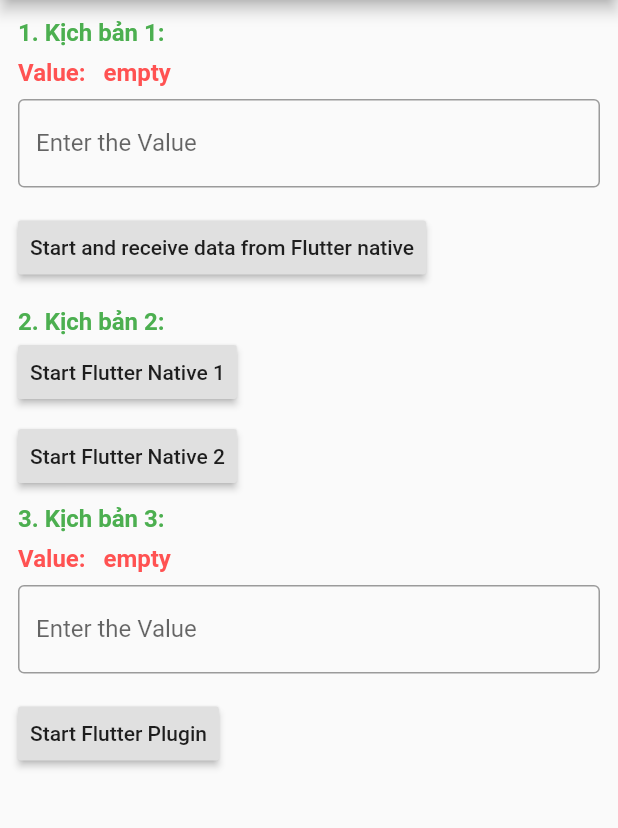
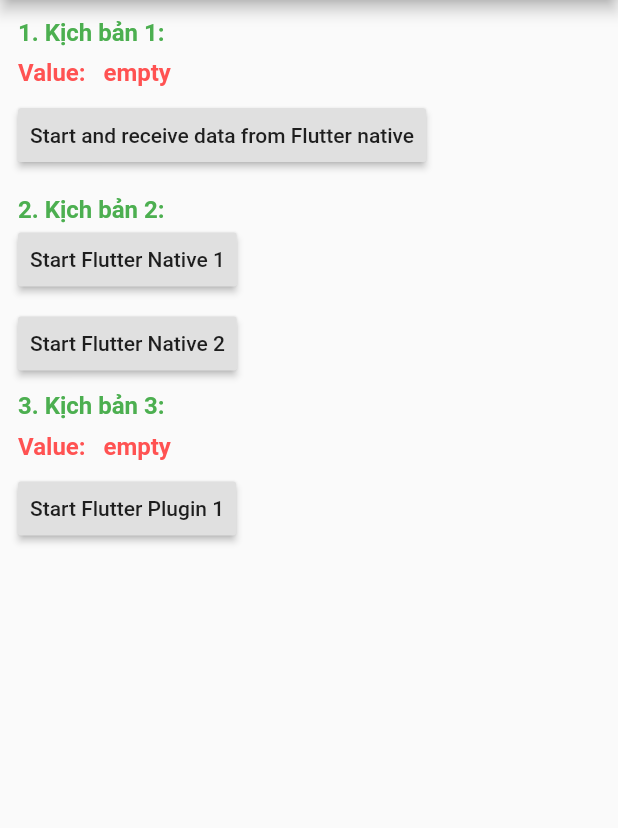
Before and after one commit to kaneki2610/FlutterCore, a Flutter app: the screen it shows after launch, on a phone screen of 412 x 824 dp, the part 84-912 px from its top. Run offline on Flutter 3.47's test engine with Material 2 defaults, Android fonts, the phone set to English and light mode, and no system bars; missing offline and left inert: flutter_plugin_vnpt, flutternative, fluttervnpt, pluginflutter.

Commit message:
fix some code

```diff
--- a/lib/main.dart
+++ b/lib/main.dart
@@ -63,13 +63,13 @@ class _MyHomePageState extends State<MyHomePage> {
                     TextStyle(color: Colors.redAccent, fontSize: 16, fontWeight: FontWeight.bold),
               ),
               SizedBox(height: 8),
-              TextField(
+             /* TextField(
                   controller: controller,
                   decoration: InputDecoration(
                     border: OutlineInputBorder(),
                     labelText: 'Enter the Value',
-                  )),
-              SizedBox(height: 16),
+                  )),*/
+              //SizedBox(height: 16),
               RaisedButton(
                 padding: EdgeInsets.all(8),
                 onPressed: () {
@@ -109,19 +109,19 @@ class _MyHomePageState extends State<MyHomePage> {
                     TextStyle(color: Colors.redAccent, fontSize: 16, fontWeight: FontWeight.bold),
               ),
               SizedBox(height: 8),
-              TextField(
+             /* TextField(
                   controller: controller1,
                   decoration: InputDecoration(
                     border: OutlineInputBorder(),
                     labelText: 'Enter the Value',
                   )),
-              SizedBox(height: 16),
+              SizedBox(height: 16),*/
               RaisedButton(
                 padding: EdgeInsets.all(8),
                 onPressed: () async {
                   this.gotoFlutterPlugin1();
                 },
-                child: Text("Start Flutter Plugin"),
+                child: Text("Start Flutter Plugin 1"),
               ),
             ],
           ),
@@ -130,19 +130,34 @@ class _MyHomePageState extends State<MyHomePage> {
     );
   }
 
+  void gotoFlutterPlugin1({String dataFromPlugin2}) async {
+    try {
+      Map<String, dynamic> param = {};
+      param["type"] = dataFromPlugin2 ?? "empty";
+      var result = await Pluginflutter().getDeviceInfo(param);
+      if (result != null) {
+        this.kichban3 = result;
+        this.gotoFlutterPlugin2(dataFromPlugin1: result);
+      } else {
+        this.kichban3 = "empty";
+      }
+      //this.controller1.clear();
+      setState(() {});
+    } on PlatformException catch (e) {
+      this.kichban3 = e.message;
+    }
+  }
+
   void gotoFlutterPlugin2({String dataFromPlugin1}) async {
     try {
       Map<String, dynamic> param = {};
-      param["type"] = this.controller.text;
+      param["type"] = dataFromPlugin1 ?? "empty";
       var result = await FlutterVnpt().getDeviceInfo(param);
       if (result != null) {
-        this._deviceInfo = result["value"];
-        print("---- ${result["value"]}");
-        if(result["event"] != null || result["event"] != "") {
-          this.gotoFlutterPlugin1(dataFromPlugin2: result["value"]);
-        }
+        this._deviceInfo = result;
+        this.gotoFlutterPlugin1(dataFromPlugin2: result);
       } else {
-        this._deviceInfo = "null";
+        this._deviceInfo = "empty";
       }
       //this.controller.clear();
       setState(() {});
@@ -151,25 +166,4 @@ class _MyHomePageState extends State<MyHomePage> {
     }
   }
 
-  void gotoFlutterPlugin1({String dataFromPlugin2}) async {
-    try {
-      Map<String, dynamic> param = {};
-      param["type"] = dataFromPlugin2 ?? this.controller1.text;
-      var result = await Pluginflutter().getDeviceInfo(param);
-      print("value : ${result.toString()}");
-      if (result != null) {
-        this.kichban3 = result["value"];
-        print("------kich ban 3  ${result["value"]}");
-        if(result["event"] != null || result["event"] != "") {
-          this.gotoFlutterPlugin2(dataFromPlugin1: result["value"]);
-        }
-      } else {
-        this.kichban3 = "null";
-      }
-      //this.controller1.clear();
-      setState(() {});
-    } on PlatformException catch (e) {
-      this.kichban3 = e.message;
-    }
-  }
 }
```
Also changed, not shown: pubspec.lock.
